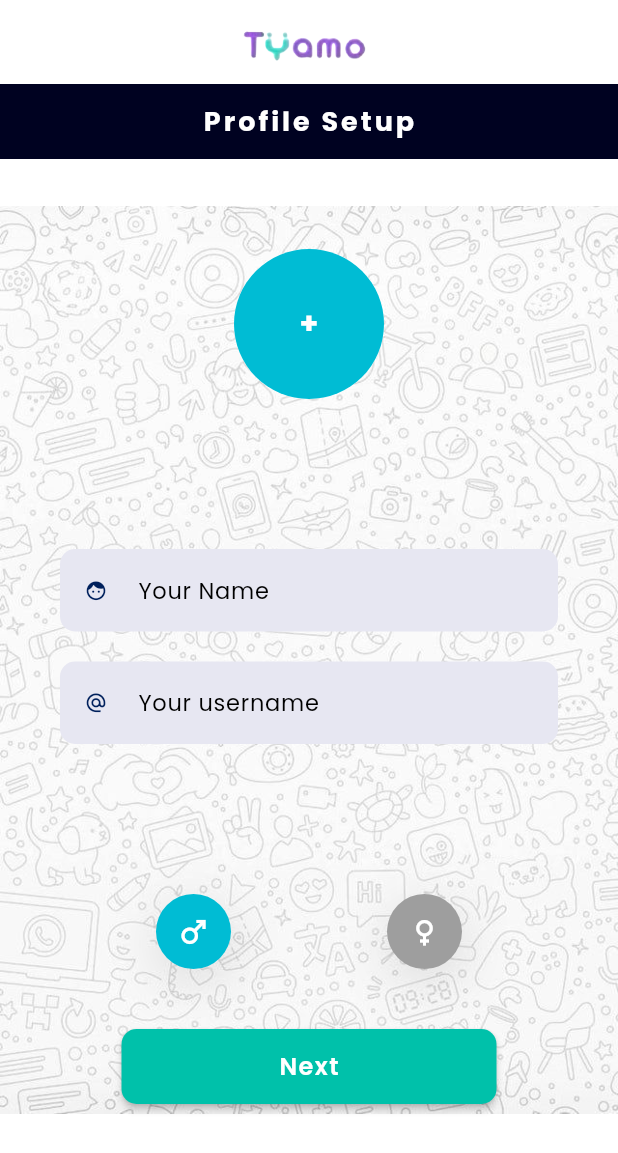
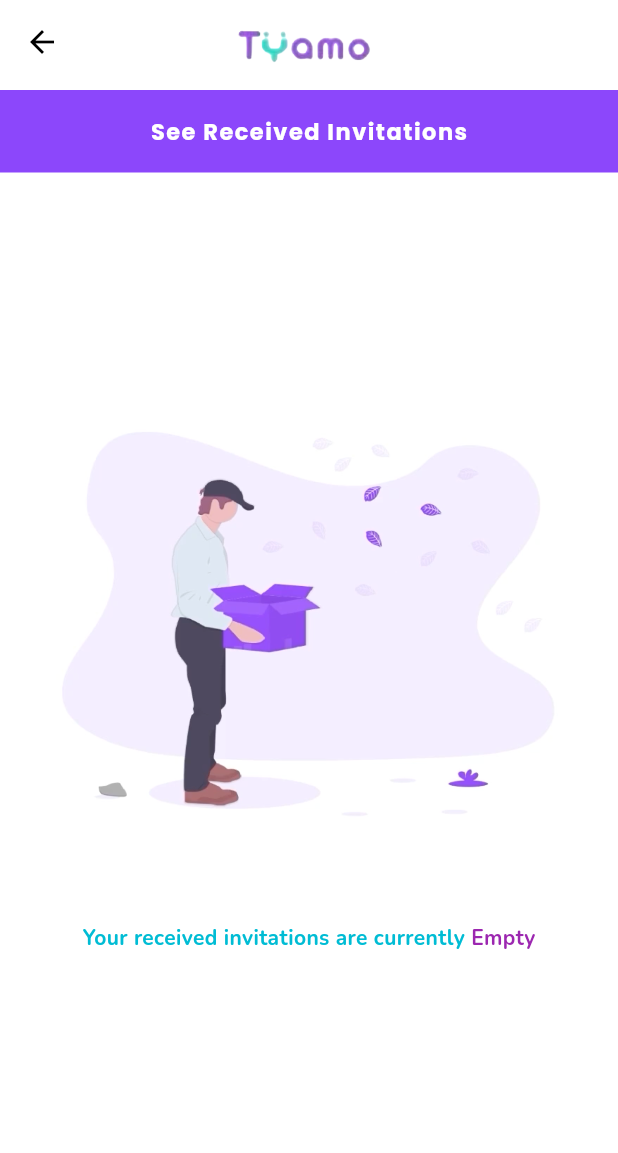
Before and after one commit to Atomic-Sol-Pvt-Ltd/tyamo, a Flutter app: the screen it shows after launch, on a phone screen of 412 x 824 dp. Shown: the top 1153 px of the screen. Run offline on Flutter 3.47's test engine with Material 3 defaults, Android fonts, the phone set to English and light mode, and no system bars; drawn by our look-alikes of circular_profile_avatar; our stand-ins replace google_fonts, rounded_loading_button_plus.

Commit message:
invitation ui
done with invite & accept friends ui part

```diff
--- a/lib/main.dart
+++ b/lib/main.dart
@@ -1,6 +1,8 @@
 import 'package:flutter/material.dart';
+import 'package:tyamo/views/invitation/accept_invite.dart';
+// import 'package:tyamo/views/invitation/invite_friends.dart';
 // import 'package:tyamo/views/auth/forgot_password.dart';
-import 'package:tyamo/views/profile/profile_setup.dart';
+// import 'package:tyamo/views/profile/profile_setup.dart';
 // import 'package:tyamo/views/auth/register.dart';
 
 void main() {
@@ -20,7 +22,7 @@ class Tyamo extends StatelessWidget {
       theme: ThemeData(
         colorScheme: ColorScheme.fromSeed(seedColor: Colors.deepPurple),
       ),
-      home: ProfileSetup(),
+      home: AcceptInvite(),
     );
   }
 }
--- /dev/null
+++ b/lib/views/invitation/accept_invite.dart
@@ -0,0 +1,91 @@
+import 'package:flutter/material.dart';
+import 'package:google_fonts/google_fonts.dart';
+
+class AcceptInvite extends StatelessWidget {
+  const AcceptInvite({super.key});
+
+  @override
+  Widget build(BuildContext context) {
+    return Scaffold(
+      backgroundColor: Colors.white,
+      //? -- AppBar
+      appBar: PreferredSize(
+        preferredSize: Size.fromHeight(60),
+        child: AppBar(
+          elevation: 0,
+          centerTitle: true,
+          backgroundColor: Colors.white,
+
+          //* -- image
+          title: SizedBox(
+            height: 40,
+            child: Image.asset(
+              "assets/images/logo.png",
+              filterQuality: FilterQuality.high,
+            ),
+          ),
+
+          //* -- back arrow
+          leading: Icon(Icons.arrow_back, color: Colors.black),
+        ),
+      ),
+
+      body: Column(
+        children: [
+          //! -- Heading
+          Container(
+            alignment: Alignment.center,
+            height: 55,
+            width: double.infinity,
+            decoration: BoxDecoration(color: Color(0xff8C47FB)),
+            child: Text(
+              "See Received Invitations",
+              style: GoogleFonts.poppins(
+                fontWeight: FontWeight.w700,
+                letterSpacing: 1,
+                color: Colors.white,
+                fontSize: 15,
+              ),
+              textScaler: TextScaler.linear(1),
+            ),
+          ),
+
+          //? -- Image
+          SizedBox(height: 100),
+          Container(
+            height: 400,
+            width: 400,
+            alignment: Alignment.center,
+            child: Image.asset(
+              "assets/images/empty.png",
+              filterQuality: FilterQuality.high,
+            ),
+          ),
+
+          //? -- Text
+          Row(
+            mainAxisAlignment: MainAxisAlignment.center,
+            children: [
+              //* -- Cyan
+              Text(
+                "Your received invitations are currently ",
+                style: GoogleFonts.nunito(
+                  color: Colors.cyan,
+                  fontWeight: FontWeight.bold,
+                ),
+              ),
+              //* -- Purple
+              Text(
+                "Empty",
+                style: GoogleFonts.nunito(
+                  color: Colors.purple,
+                  fontWeight: FontWeight.bold,
+                ),
+              ),
+            ],
+          ),
+        ],
+      ),
+    );
+  }
+}
--- a/pubspec.yaml
+++ b/pubspec.yaml
@@ -66,6 +66,8 @@ flutter:
     - assets/images/symbol.png
     - assets/images/forgotpassword.png
     - assets/images/profile_setup_bg.jpg
+    - assets/images/empty.png
+    - assets/images/invite.png
 
   # An image asset can refer to one or more resolution-specific "variants", see
   # https://flutter.dev/to/resolution-aware-images
```
Also changed, not shown: lib/views/invitation/invite_friends.dart (added, +172 -0 lines), assets/images/empty.png (added), assets/images/invite.png (added).
